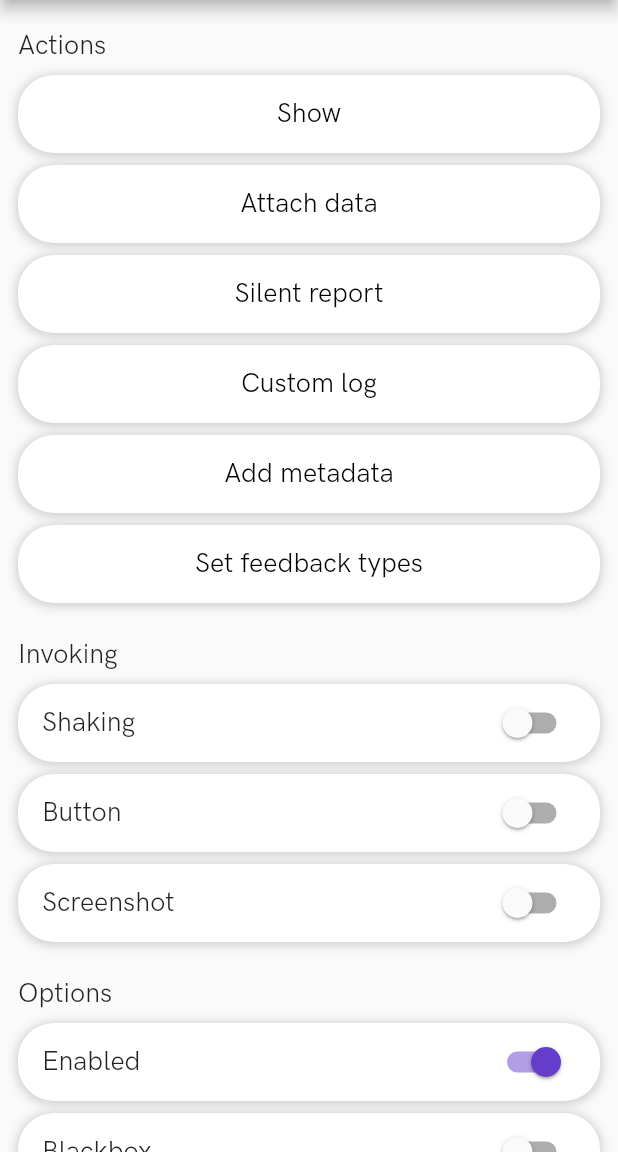
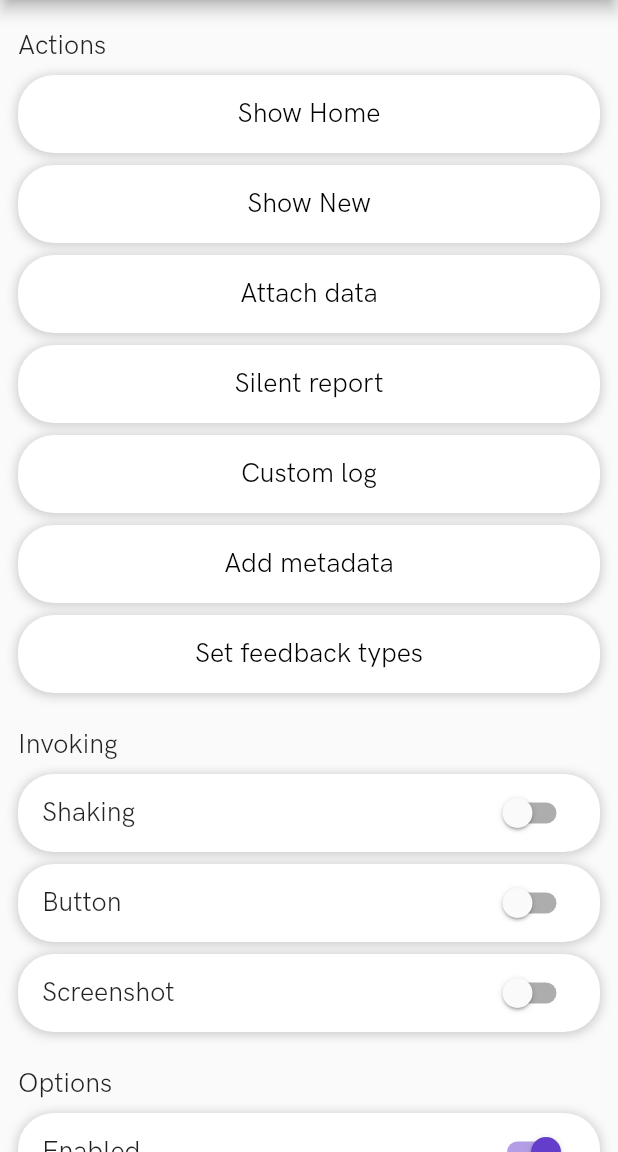
Before and after one commit to shakebugs/shake-flutter, a Flutter app: the screen it shows after launch, on a phone screen of 412 x 824 dp, the part 84-1236 px from its top. Run offline on Flutter 3.47's test engine with Material 2 defaults, Android fonts, the phone set to English and light mode, and no system bars; our stand-ins replace flutter_local_notifications, fluttertoast, package_info.

```diff
--- a/example/lib/ui/main/home.dart
+++ b/example/lib/ui/main/home.dart
@@ -15,6 +15,7 @@ import 'package:shake_example/ui/base/version.dart';
 import 'package:shake_example/utils/files.dart';
 import 'package:shake_example/utils/messages.dart';
 import 'package:shake_flutter/enums/log_level.dart';
+import 'package:shake_flutter/enums/shake_screen.dart';
 import 'package:shake_flutter/models/feedback_type.dart';
 import 'package:shake_flutter/models/network_request.dart';
 import 'package:shake_flutter/models/notification_event.dart';
@@ -119,8 +120,12 @@ class _HomeState extends State<Home> {
                       children: [
                         Header('Actions'),
                         Button(
-                          'Show',
-                          _onShowPress,
+                          'Show Home',
+                          _onShowHomePressed,
+                        ),
+                        Button(
+                          'Show New',
+                          _onShowNewPressed,
                         ),
                         Button(
                           'Attach data',
@@ -253,6 +258,31 @@ class _HomeState extends State<Home> {
                     child: Column(
                       crossAxisAlignment: CrossAxisAlignment.start,
                       children: [
+                        Header('User'),
+                        Button(
+                          'Register user',
+                          _onRegisterUserPressed,
+                        ),
+                        Button(
+                          'Update user id',
+                          _onUpdateUserIdPressed,
+                        ),
+                        Button(
+                          'Update user metadata',
+                          _onUpdateUserMetadataPressed,
+                        ),
+                        Button(
+                          'Unregister user',
+                          _onUnregisterUserPressed,
+                        ),
+                      ],
+                    ),
+                  ),
+                  Padding(
+                    padding: const EdgeInsets.symmetric(vertical: 8.0),
+                    child: Column(
+                      crossAxisAlignment: CrossAxisAlignment.start,
+                      children: [
                         Header('Notifications'),
                         Button('Show notification settings',
                             _showNotificationSettings),
@@ -342,7 +372,11 @@ class _HomeState extends State<Home> {
     );
   }
 
-  void _onShowPress() {
+  void _onShowHomePressed() {
+    Shake.show(ShakeScreen.home);
+  }
+
+  void _onShowNewPressed() {
     Shake.show();
   }
 
@@ -614,4 +648,20 @@ class _HomeState extends State<Home> {
       Messages.show(e.toString());
     }
   }
+
+  void _onRegisterUserPressed() {
+    Shake.registerUser('john.smith@example.com');
+  }
+
+  void _onUpdateUserIdPressed() {
+    Shake.updateUserId('will.smith@example.com');
+  }
+
+  void _onUpdateUserMetadataPressed() {
+    Shake.updateUserMetadata({'fist_name': 'John', 'last_name': 'Smith'});
+  }
+
+  void _onUnregisterUserPressed() {
+    Shake.unregisterUser();
+  }
 }
--- /dev/null
+++ b/lib/enums/shake_screen.dart
@@ -0,0 +1 @@
+enum ShakeScreen { home, newTicket }
```
Also changed, not shown: lib/shake_flutter.dart (+33 -3 lines), 3 other files.
